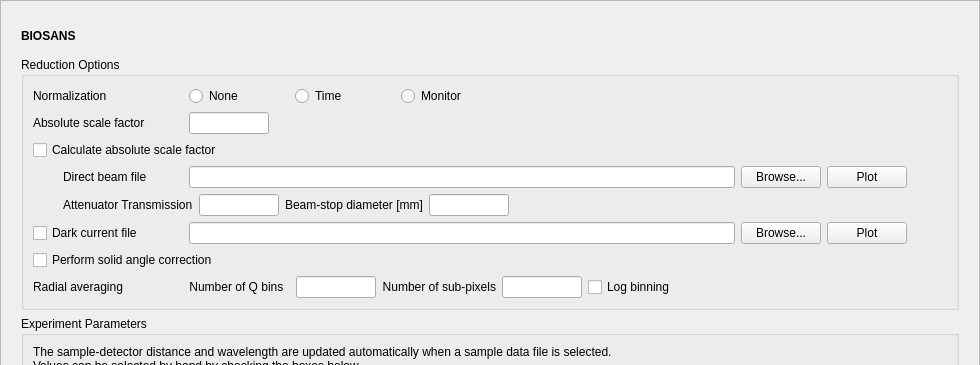
The window that Code/Mantid/scripts/Interface/ui/sans/hfir_instrument.ui (mantidproject/mantid) describes before a commit, drawn with Qt 5; both pictures show x 0 to 980 and y 0 to 365 of the 980 by 1159 pixel window.
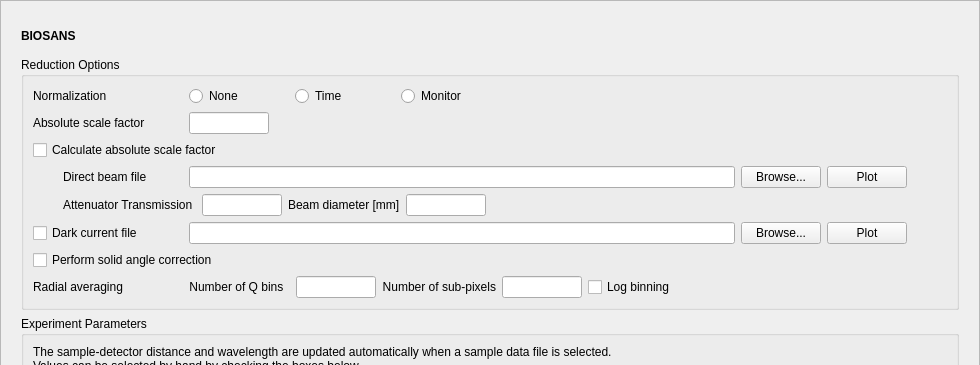
The same window after the commit.

What changed in the file:
```diff
--- a/Code/Mantid/scripts/Interface/ui/sans/hfir_instrument.ui
+++ b/Code/Mantid/scripts/Interface/ui/sans/hfir_instrument.ui
@@ -410,6 +410,22 @@
               </property>
              </widget>
             </item>
+            <item>
+             <spacer name="horizontalSpacer_13">
+              <property name="orientation">
+               <enum>Qt::Horizontal</enum>
+              </property>
+              <property name="sizeType">
+               <enum>QSizePolicy::Fixed</enum>
+              </property>
+              <property name="sizeHint" stdset="0">
+               <size>
+                <width>3</width>
+                <height>20</height>
+               </size>
+              </property>
+             </spacer>
+            </item>
             <item>
              <widget class="QLineEdit" name="scale_att_trans_edit">
               <property name="sizePolicy">
@@ -438,7 +454,7 @@
             <item>
              <widget class="QLabel" name="beamstop_label">
               <property name="text">
-               <string>Beam-stop diameter [mm]</string>
+               <string>Beam diameter [mm]</string>
               </property>
              </widget>
             </item>
```
Left out of the diff: 2 changed lines with no effect on the pictures.
